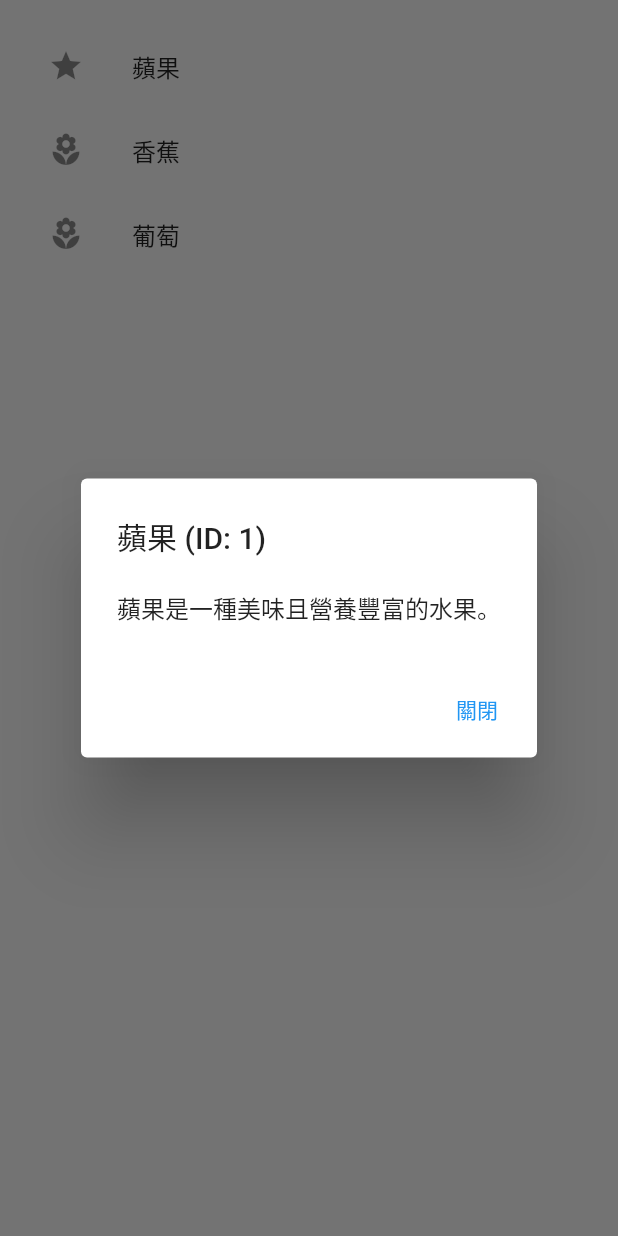
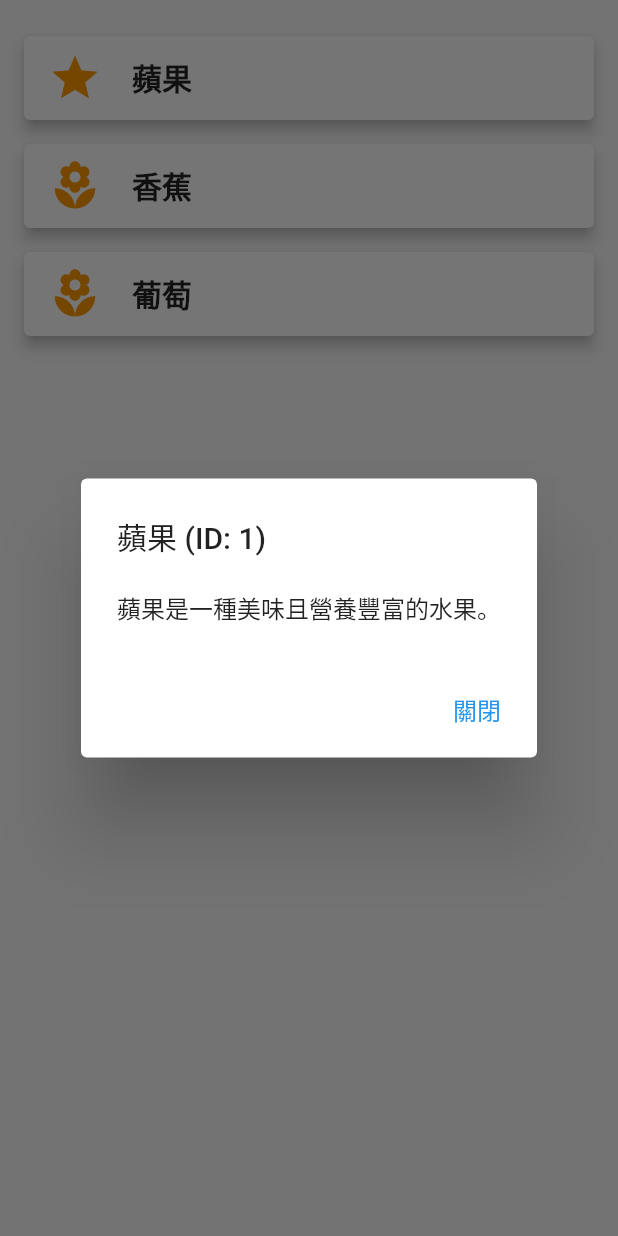
Before and after one commit to hsinyi-lin/fruit_detection_app, a Flutter app: the FruitInfo screen opened directly, after a tap on "蘋果", on a phone screen of 412 x 824 dp. Run offline on Flutter 3.47's test engine with Material 2 defaults, Android fonts, the phone set to English and light mode, and no system bars; our stand-ins replace camera, image_picker.

Commit message:
refactor: fruit_info, recipe, recipe_detail

```diff
--- a/lib/screens/fruit_info.dart
+++ b/lib/screens/fruit_info.dart
@@ -5,7 +5,6 @@ class FruitInfo extends StatelessWidget {
 
   @override
   Widget build(BuildContext context) {
-    // 使用 List<Map> 來表示水果資訊
     List<Map<String, dynamic>> fruits = [
       {
         'id': 1,
@@ -25,7 +24,7 @@ class FruitInfo extends StatelessWidget {
         'name': '葡萄',
         'description': '葡萄是一種天然的抗氧化劑。',
       },
-      // 添加更多水果資訊
+      // Add more fruit information
     ];
 
     return Scaffold(
@@ -61,12 +60,27 @@ class FruitInfoItem extends StatelessWidget {
 
   @override
   Widget build(BuildContext context) {
-    return ListTile(
-      leading: Icon(icon),
-      title: Text('$name'),
-      onTap: () {
-        _showFruitDetails(context);
-      },
+    return Card(
+      elevation: 4.0,
+      margin: EdgeInsets.symmetric(vertical: 8.0),
+      child: ListTile(
+        leading: Icon(
+          icon,
+          size: 36.0,
+          color: Colors.orange, // Change the icon color as needed
+        ),
+        title: Text(
+          '$name',
+          style: TextStyle(
+            fontSize: 20.0,
+            fontWeight: FontWeight.bold,
+            color: Colors.black87,
+          ),
+        ),
+        onTap: () {
+          _showFruitDetails(context);
+        },
+      ),
     );
   }
 
@@ -76,13 +90,22 @@ class FruitInfoItem extends StatelessWidget {
       builder: (BuildContext context) {
         return AlertDialog(
           title: Text('$name (ID: $id)'),
-          content: Text(description),
+          content: Text(
+            description,
+            style: TextStyle(fontSize: 16.0),
+          ),
           actions: [
             TextButton(
               onPressed: () {
                 Navigator.of(context).pop();
               },
-              child: Text('關閉'),
+              child: Text(
+                '關閉',
+                style: TextStyle(
+                  fontSize: 16.0,
+                  color: Colors.blue, // Change the button color as needed
+                ),
+              ),
             ),
           ],
         );
```
Also changed, not shown: lib/screens/recipe.dart (+67 -3 lines), lib/screens/recipe_detail.dart (+18 -9 lines).
